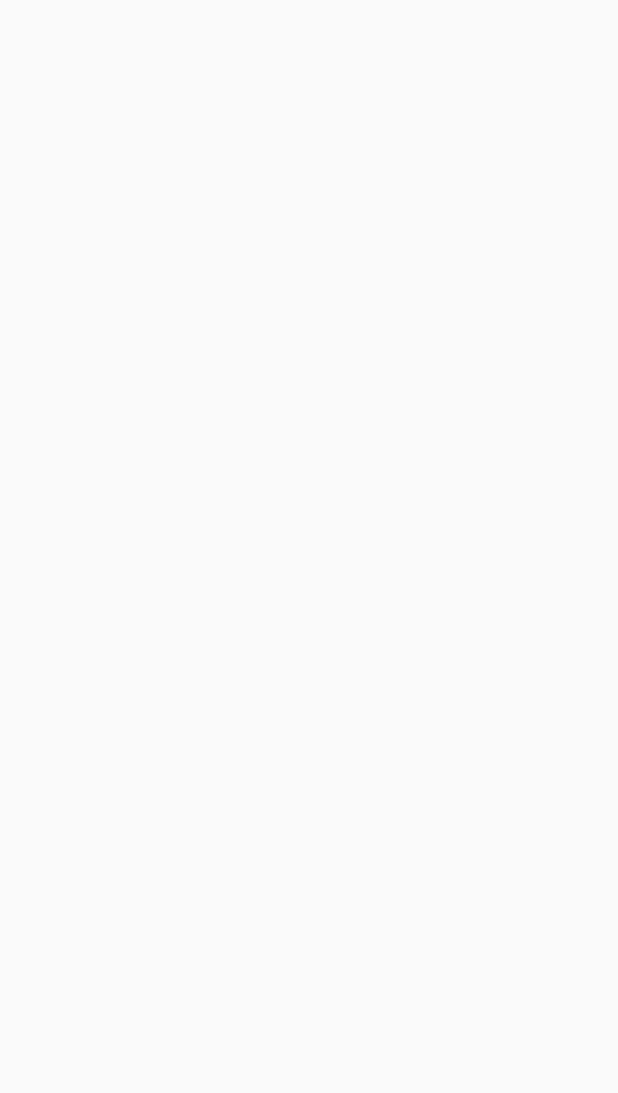
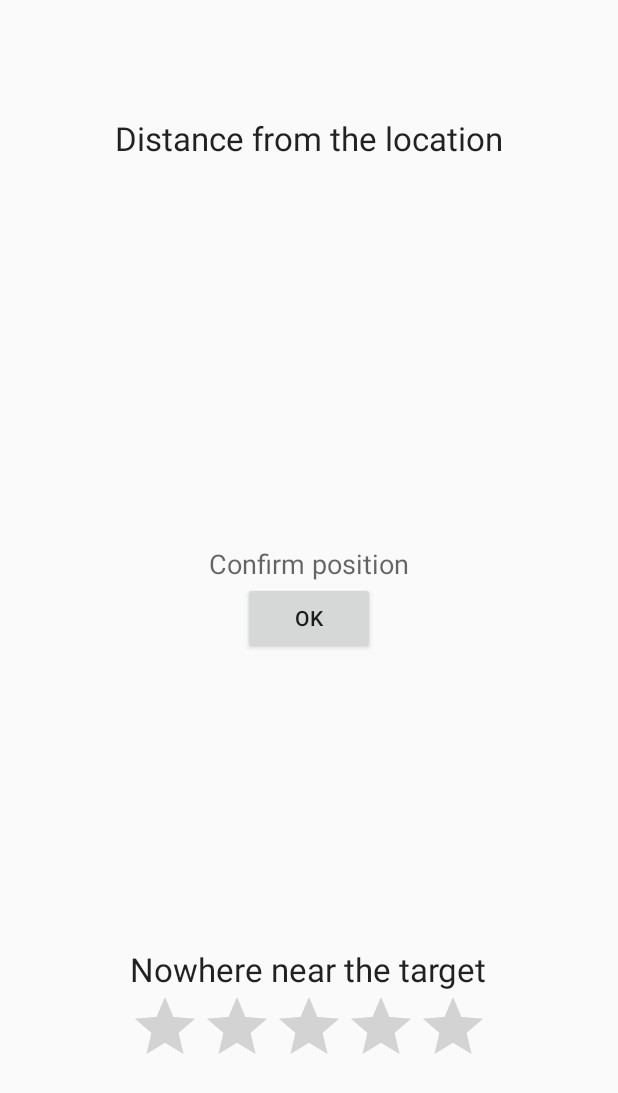
Before and after one commit to flyforathaiguy/Location_Aware_Smartphones_EE5, an Android app: the screen it shows after launch (GameWindow), on a phone screen of 412 x 824 dp. Before the commit the part shown is empty. Shown: the top 1093 px of the screen. Run offline under Robolectric (Android 15) with nearby library versions, the phone set to English and light mode, and no system bars.

Commit message:
New activities for the pattern search game

```diff
--- a/libLocationAware/src/main/java/be/groept/emedialab/util/Calibration.java
+++ b/libLocationAware/src/main/java/be/groept/emedialab/util/Calibration.java
@@ -107,7 +107,7 @@ public class Calibration extends AppCompatActivity {
 
             angle = Math.min(Math.abs(wantedAngle - position.getRotation()), Math.abs(360 - Math.abs(wantedAngle - position.getRotation())));
             feedbackText.setText(String.format("%s \n%.1f°",getText(R.string.CalibrateFeedback), angle));
-            if (angle < 1.5)
+            if (angle < 10)
                 feedbackText.setTextColor(Color.parseColor("green"));
             else
                 feedbackText.setTextColor(Color.parseColor("red"));
@@ -134,7 +134,7 @@ public class Calibration extends AppCompatActivity {
             if(!secondPosition.equals(null) && !Double.isNaN(secondPosition.getRotation()) && !Double.isNaN(secondPosition.getX()) && !Double.isNaN(secondPosition.getY()) && !Double.isNaN(secondPosition.getZ())) {
 
                 //Difference in angles should not be greater than 1.5°
-                if(Math.min(Math.abs(wantedAngle - secondPosition.getRotation()), Math.abs(360 - Math.abs(wantedAngle - secondPosition.getRotation()))) < 1.5) {
+                if(Math.min(Math.abs(wantedAngle - secondPosition.getRotation()), Math.abs(360 - Math.abs(wantedAngle - secondPosition.getRotation()))) < 10) {
                     Log.d(TAG, "Second Coordinates in Calibration set: x= " + secondPosition.getX() + " y=" + secondPosition.getY() + " angle= " + secondPosition.getRotation());
 
                     calculateCamOffset();
--- a/mastermind/src/main/java/com/example/robin/mastermind/WinActivity.java
+++ b/mastermind/src/main/java/com/example/robin/mastermind/WinActivity.java
@@ -12,7 +12,7 @@ import android.widget.Button;
 import android.widget.ImageView;
 
 /**
- * Created by Robin on 28/04/2016.
+ * Created by Robin on 6/05/2016.
  */
 public class WinActivity  extends Activity {
     ImageView fail,congra;
--- a/mastermind/src/main/res/layout/activity_win.xml
+++ b/mastermind/src/main/res/layout/activity_win.xml
@@ -41,8 +41,7 @@
             android:layout_height="358dp"
             android:id="@+id/imageView3"
             android:src="@drawable/congra"
-            android:layout_gravity="center"
-            android:visibility="gone"/>
+            android:layout_gravity="center"/>
 
         <Button
             android:layout_width="142dp"
--- a/mastermind/src/main/res/values/strings.xml
+++ b/mastermind/src/main/res/values/strings.xml
@@ -15,5 +15,6 @@
     <string name="mastermind">MASTER MIND</string>
     <string name="restart">Restart</string>
     <string name="exit">Exit</string>
+    <string name="title_activity_rules">RulesActivity</string>
 
 </resources>
--- a/pattern_search/src/main/res/layout/activity_game_window.xml
+++ b/pattern_search/src/main/res/layout/activity_game_window.xml
@@ -6,4 +6,55 @@
     android:paddingBottom="@dimen/activity_vertical_margin" tools:context=".GameWindow"
     style="@android:style/Theme.Holo.Light">
 
+    <Button
+        android:layout_width="wrap_content"
+        android:layout_height="wrap_content"
+        android:text="OK"
+        android:id="@+id/confirmButton"
+        android:layout_centerVertical="true"
+        android:layout_centerHorizontal="true" />
+
+    <RatingBar
+        android:layout_width="wrap_content"
+        android:layout_height="wrap_content"
+        android:id="@+id/ratingBar"
+        android:layout_alignParentBottom="true"
+        android:layout_centerHorizontal="true"
+        android:layout_marginBottom="90dp" />
+
+    <TextView
+        android:layout_width="wrap_content"
+        android:layout_height="wrap_content"
+        android:textAppearance="?android:attr/textAppearanceLarge"
+        android:text="Distance from the location"
+        android:id="@+id/textView"
+        android:layout_marginTop="61dp"
+        android:layout_alignParentTop="true"
+        android:layout_centerHorizontal="true" />
+
+    <TextView
+        android:layout_width="wrap_content"
+        android:layout_height="wrap_content"
+        android:textAppearance="?android:attr/textAppearanceMedium"
+        android:text="Confirm position"
+        android:id="@+id/textView2"
+        android:layout_above="@+id/confirmButton"
+        android:layout_centerHorizontal="true" />
+
+    <TextView
+        android:layout_width="wrap_content"
+        android:layout_height="wrap_content"
+        android:textAppearance="?android:attr/textAppearanceLarge"
+        android:id="@+id/distance"
+        android:layout_below="@+id/textView"
+        android:layout_centerHorizontal="true" />
+
+    <TextView
+        android:layout_width="wrap_content"
+        android:layout_height="wrap_content"
+        android:textAppearance="?android:attr/textAppearanceLarge"
+        android:text="Nowhere near the target"
+        android:id="@+id/ratingFeedback"
+        android:layout_above="@+id/ratingBar"
+        android:layout_centerHorizontal="true" />
 </RelativeLayout>
--- a/pattern_search/src/main/res/values/strings.xml
+++ b/pattern_search/src/main/res/values/strings.xml
@@ -4,5 +4,8 @@
     <string name="app_name">pattern_search</string>
     <string name="hello_world">Hello world!</string>
     <string name="action_settings">Settings</string>
+    <string name="title_activity_winner">WinnerActivity</string>
+    <string name="title_activity_connection">ConnectionActivity</string>
+    <string name="title_activity_start">StartActivity</string>
 
 </resources>
--- a/settings.gradle
+++ b/settings.gradle
@@ -1 +1 @@
-include ':libLocationAware', ':rank_em', ':animal_farm', ':arrow', ':libgdx-core', ':opencvtester', ':libraries:opencv', ':camtester', ':mastermind'
+include ':libLocationAware', ':rank_em', ':animal_farm', ':arrow', ':libgdx-core', ':opencvtester', ':libraries:opencv', ':camtester', ':mastermind', ':pattern_search'
```
Also changed, not shown: mastermind/src/main/java/com/example/robin/mastermind/Rules.java (deleted, +0 -7 lines), pattern_search/src/main/AndroidManifest.xml (+12 -0 lines), pattern_search/src/main/java/com/example/robin/pattern_search/ConnectionActivity.java (added, +39 -0 lines), pattern_search/src/main/java/com/example/robin/pattern_search/StartActivity.java (added, +39 -0 lines), pattern_search/src/main/java/com/example/robin/pattern_search/WinnerActivity.java (added, +39 -0 lines), pattern_search/src/main/res/layout/activity_connection.xml (added, +12 -0 lines), pattern_search/src/main/res/layout/activity_start.xml (added, +12 -0 lines), pattern_search/src/main/res/layout/activity_winner.xml (added, +12 -0 lines), pattern_search/src/main/res/menu/menu_connection.xml (added, +7 -0 lines), pattern_search/src/main/res/menu/menu_start.xml (added, +7 -0 lines), pattern_search/src/main/res/menu/menu_winner.xml (added, +7 -0 lines).
